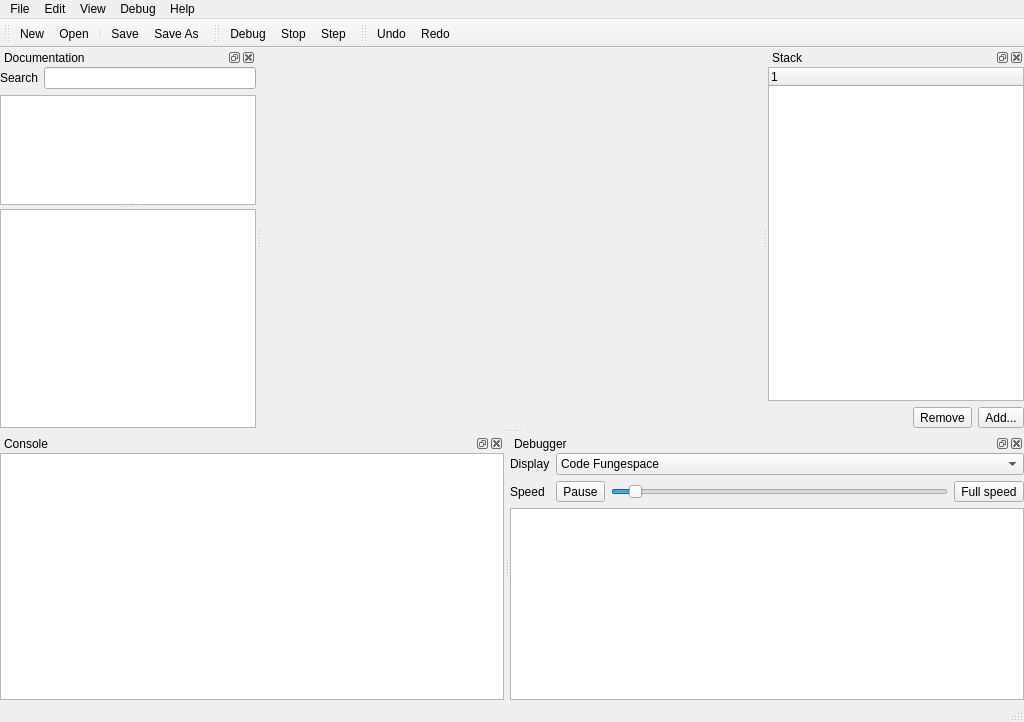
Qt form src/mainwindow.ui (hatstand/Bequnge) before a commit.
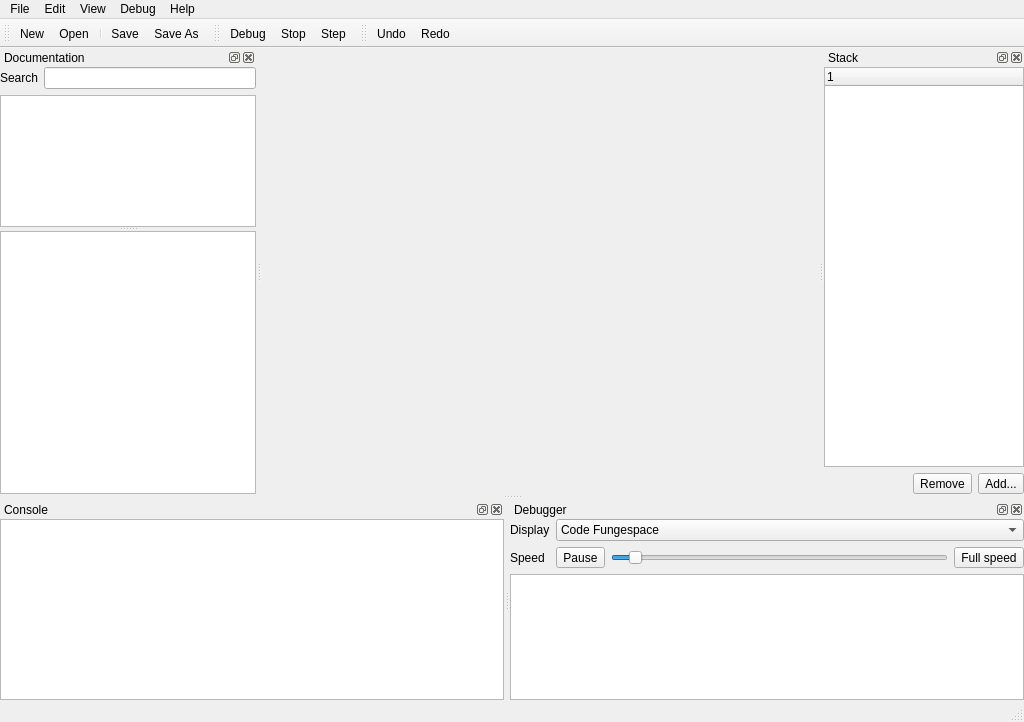
The same form after that commit. Icons and pictures are not drawn. Custom widgets are drawn as their Qt base class.

Commit message: Couple of hacky changes for the demo

The edit to the form file:
```diff
--- a/src/mainwindow.ui
+++ b/src/mainwindow.ui
@@ -12,18 +12,9 @@
   <property name="windowTitle" >
    <string>BeQunge</string>
   </property>
-  <widget class="QWidget" name="centralwidget" >
-   <property name="geometry" >
-    <rect>
-     <x>262</x>
-     <y>65</y>
-     <width>500</width>
-     <height>343</height>
-    </rect>
-   </property>
-  </widget>
-  <widget class="QMenuBar" name="menubar" >
-   <property name="geometry" >
+  <widget class="QWidget" name="centralwidget"/>
+  <widget class="QMenuBar" name="menubar">
+   <property name="geometry">
     <rect>
      <x>0</x>
      <y>0</y>
@@ -149,14 +140,12 @@
    <addaction name="actionStop" />
    <addaction name="actionStep" />
   </widget>
-  <widget class="QDockWidget" name="consoleDock" >
-   <property name="geometry" >
-    <rect>
-     <x>0</x>
-     <y>414</y>
-     <width>490</width>
-     <height>284</height>
-    </rect>
+  <widget class="QDockWidget" name="consoleDock">
+   <property name="maximumSize">
+    <size>
+     <width>524287</width>
+     <height>200</height>
+    </size>
    </property>
    <property name="windowTitle" >
     <string>Console</string>
@@ -164,17 +153,9 @@
    <attribute name="dockWidgetArea" >
     <number>8</number>
    </attribute>
-   <widget class="QWidget" name="consoleDockContents" >
-    <property name="geometry" >
-     <rect>
-      <x>0</x>
-      <y>23</y>
-      <width>490</width>
-      <height>261</height>
-     </rect>
-    </property>
-    <layout class="QHBoxLayout" >
-     <property name="spacing" >
+   <widget class="QWidget" name="consoleDockContents">
+    <layout class="QHBoxLayout">
+     <property name="spacing">
       <number>6</number>
      </property>
      <property name="margin" >
@@ -193,14 +174,12 @@
     </layout>
    </widget>
   </widget>
-  <widget class="QDockWidget" name="stackDock" >
-   <property name="geometry" >
-    <rect>
-     <x>768</x>
-     <y>65</y>
-     <width>256</width>
-     <height>343</height>
-    </rect>
+  <widget class="QDockWidget" name="stackDock">
+   <property name="maximumSize">
+    <size>
+     <width>200</width>
+     <height>524287</height>
+    </size>
    </property>
    <property name="windowTitle" >
     <string>Stack</string>
@@ -208,17 +187,9 @@
    <attribute name="dockWidgetArea" >
     <number>2</number>
    </attribute>
-   <widget class="QWidget" name="stackDockContents" >
-    <property name="geometry" >
-     <rect>
-      <x>0</x>
-      <y>23</y>
-      <width>256</width>
-      <height>320</height>
-     </rect>
-    </property>
-    <layout class="QVBoxLayout" >
-     <property name="spacing" >
+   <widget class="QWidget" name="stackDockContents">
+    <layout class="QVBoxLayout">
+     <property name="spacing">
       <number>6</number>
      </property>
      <property name="margin" >
@@ -273,32 +244,16 @@
     </layout>
    </widget>
   </widget>
-  <widget class="QDockWidget" name="debuggerDock" >
-   <property name="geometry" >
-    <rect>
-     <x>496</x>
-     <y>414</y>
-     <width>528</width>
-     <height>284</height>
-    </rect>
-   </property>
-   <property name="windowTitle" >
+  <widget class="QDockWidget" name="debuggerDock">
+   <property name="windowTitle">
     <string>Debugger</string>
    </property>
    <attribute name="dockWidgetArea" >
     <number>8</number>
    </attribute>
-   <widget class="QWidget" name="dockWidgetContents" >
-    <property name="geometry" >
-     <rect>
-      <x>0</x>
-      <y>23</y>
-      <width>528</width>
-      <height>261</height>
-     </rect>
-    </property>
-    <layout class="QVBoxLayout" >
-     <property name="spacing" >
+   <widget class="QWidget" name="dockWidgetContents">
+    <layout class="QVBoxLayout">
+     <property name="spacing">
       <number>6</number>
      </property>
      <property name="margin" >
@@ -434,32 +389,16 @@
    <addaction name="actionUndo" />
    <addaction name="actionRedo" />
   </widget>
-  <widget class="QDockWidget" name="documentationDock" >
-   <property name="geometry" >
-    <rect>
-     <x>0</x>
-     <y>65</y>
-     <width>256</width>
-     <height>343</height>
-    </rect>
-   </property>
-   <property name="windowTitle" >
+  <widget class="QDockWidget" name="documentationDock">
+   <property name="windowTitle">
     <string>Documentation</string>
    </property>
    <attribute name="dockWidgetArea" >
     <number>1</number>
    </attribute>
-   <widget class="QWidget" name="dockWidgetContents_2" >
-    <property name="geometry" >
-     <rect>
-      <x>0</x>
-      <y>23</y>
-      <width>256</width>
-      <height>320</height>
-     </rect>
-    </property>
-    <layout class="QVBoxLayout" >
-     <property name="spacing" >
+   <widget class="QWidget" name="dockWidgetContents_2">
+    <layout class="QVBoxLayout">
+     <property name="spacing">
       <number>6</number>
      </property>
      <property name="margin" >
```
Left out of the diff: 506 changed lines with no effect on the pictures. The commit also changes 2 other files.
